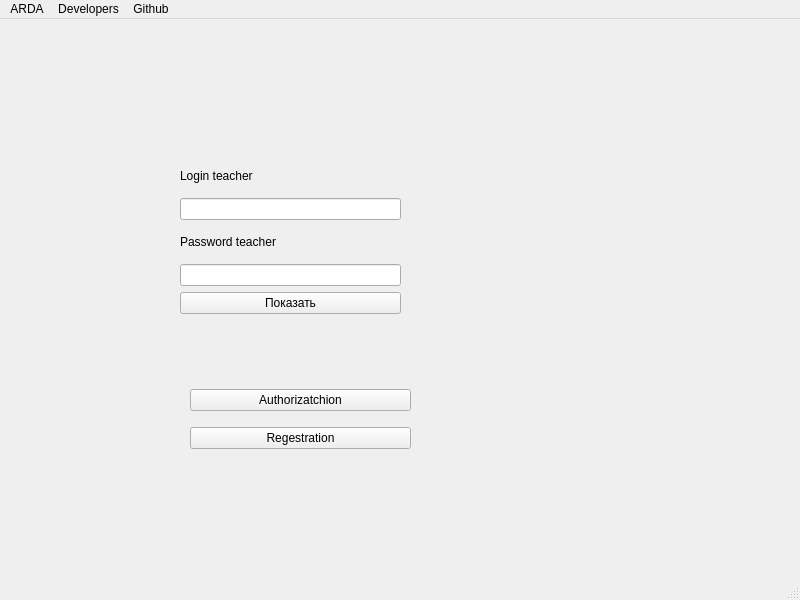
Qt form mainwindow.ui (Gerakl1123/ARDA_Stud_Manager) before a commit.
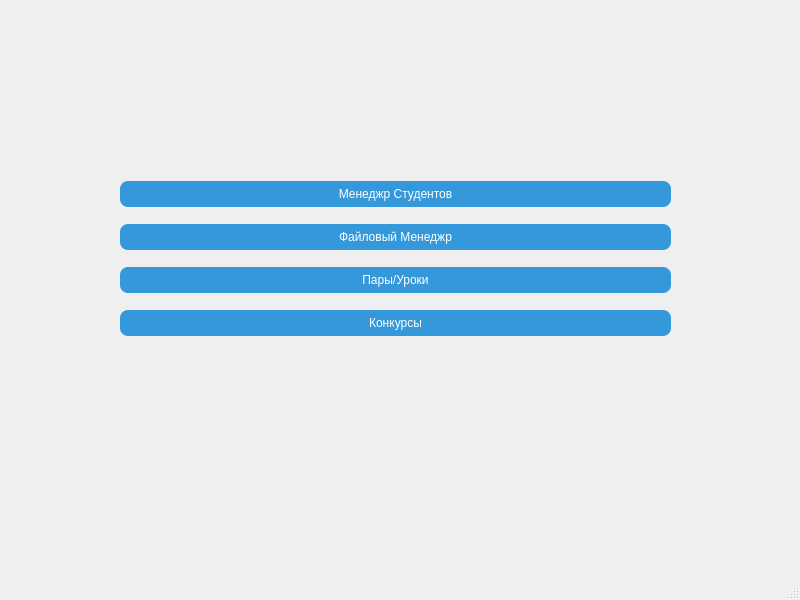
The same form after that commit.

```diff
--- a/mainwindow.ui
+++ b/mainwindow.ui
@@ -17,63 +17,73 @@
    <widget class="QWidget" name="verticalLayoutWidget">
     <property name="geometry">
      <rect>
-      <x>180</x>
-      <y>140</y>
-      <width>221</width>
-      <height>155</height>
+      <x>120</x>
+      <y>170</y>
+      <width>551</width>
+      <height>181</height>
      </rect>
     </property>
-    <layout class="QVBoxLayout" name="verticalLayout">
-     <item>
-      <widget class="QLabel" name="label">
-       <property name="text">
-        <string>Login teacher</string>
+    <layout class="QGridLayout" name="gridLayout">
+     <item row="2" column="0">
+      <widget class="QPushButton" name="ButtoLessons">
+       <property name="styleSheet">
+        <string notr="true">QPushButton {
+    background-color: #3498db;
+    color: white;
+    border-radius: 8px;
+    padding: 6px 12px;
+}</string>
        </property>
-      </widget>
-     </item>
-     <item>
-      <widget class="QLineEdit" name="lineEditLogin"/>
-     </item>
-     <item>
-      <widget class="QLabel" name="label_2">
        <property name="text">
-        <string>Password teacher</string>
+        <string>Пары/Уроки</string>
        </property>
       </widget>
      </item>
-     <item>
-      <widget class="QLineEdit" name="lineEditPassword"/>
-     </item>
-     <item>
-      <widget class="QPushButton" name="pushButtonShowPassword">
+     <item row="0" column="0">
+      <widget class="QPushButton" name="ButtonStudent">
+       <property name="styleSheet">
+        <string notr="true">QPushButton {
+    background-color: #3498db;
+    color: white;
+    border-radius: 8px;
+    padding: 6px 12px;
+}</string>
+       </property>
        <property name="text">
-        <string>Показать</string>
+        <string>Менеджр Студентов</string>
        </property>
+       <property name="default">
+        <bool>false</bool>
+       </property>
       </widget>
      </item>
-    </layout>
-   </widget>
-   <widget class="QWidget" name="verticalLayoutWidget_2">
-    <property name="geometry">
-     <rect>
-      <x>190</x>
-      <y>360</y>
-      <width>221</width>
-      <height>80</height>
-     </rect>
-    </property>
-    <layout class="QVBoxLayout" name="verticalLayout_2">
-     <item>
-      <widget class="QPushButton" name="pushButtonAuth">
+     <item row="3" column="0">
+      <widget class="QPushButton" name="ButtonContest">
+       <property name="styleSheet">
+        <string notr="true">QPushButton {
+    background-color: #3498db;
+    color: white;
+    border-radius: 8px;
+    padding: 6px 12px;
+}</string>
+       </property>
        <property name="text">
-        <string>Authorizatchion</string>
+        <string>Конкурсы</string>
        </property>
       </widget>
      </item>
-     <item>
-      <widget class="QPushButton" name="pushButtonReg">
+     <item row="1" column="0">
+      <widget class="QPushButton" name="ButtonFileManag">
+       <property name="styleSheet">
+        <string notr="true">QPushButton {
+    background-color: #3498db;
+    color: white;
+    border-radius: 8px;
+    padding: 6px 12px;
+}</string>
+       </property>
        <property name="text">
-        <string>Regestration</string>
+        <string>Файловый Менеджр</string>
        </property>
       </widget>
      </item>
@@ -89,24 +99,6 @@
      <height>25</height>
     </rect>
    </property>
-   <widget class="QMenu" name="menuARDA">
-    <property name="title">
-     <string>ARDA</string>
-    </property>
-   </widget>
-   <widget class="QMenu" name="menuDevelopers">
-    <property name="title">
-     <string>Developers</string>
-    </property>
-   </widget>
-   <widget class="QMenu" name="menuGithub">
-    <property name="title">
-     <string>Github</string>
-    </property>
-   </widget>
-   <addaction name="menuARDA"/>
-   <addaction name="menuDevelopers"/>
-   <addaction name="menuGithub"/>
   </widget>
   <widget class="QStatusBar" name="statusbar"/>
  </widget>
```
Left out of the diff: 7 changed lines with no effect on the pictures.
